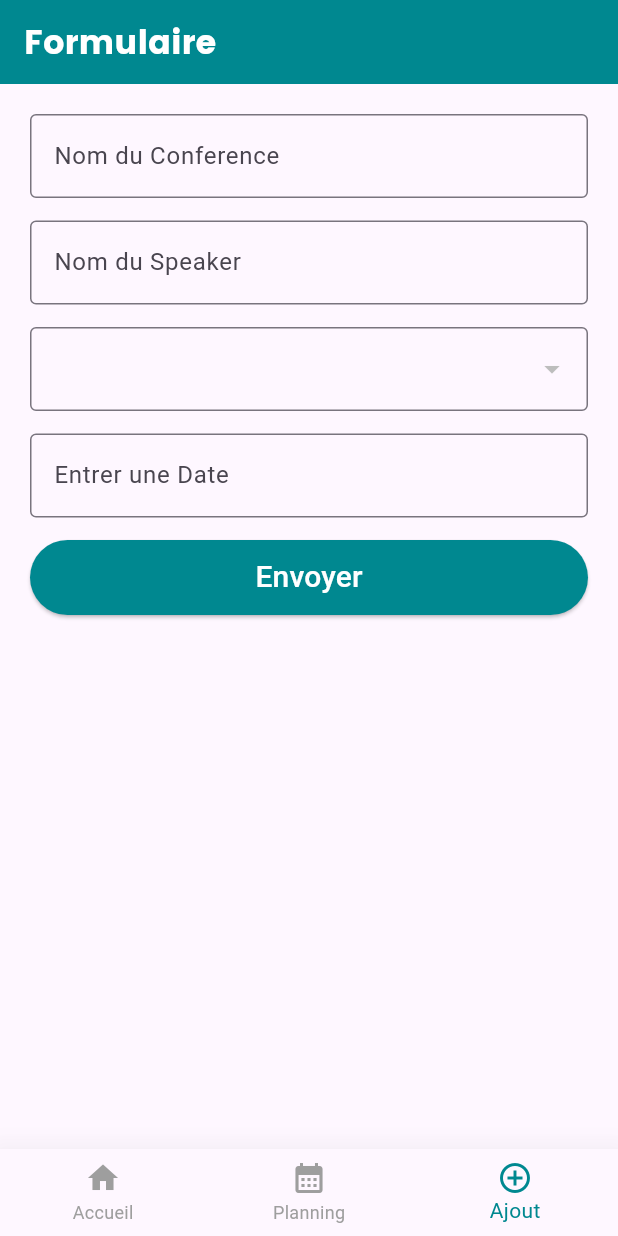
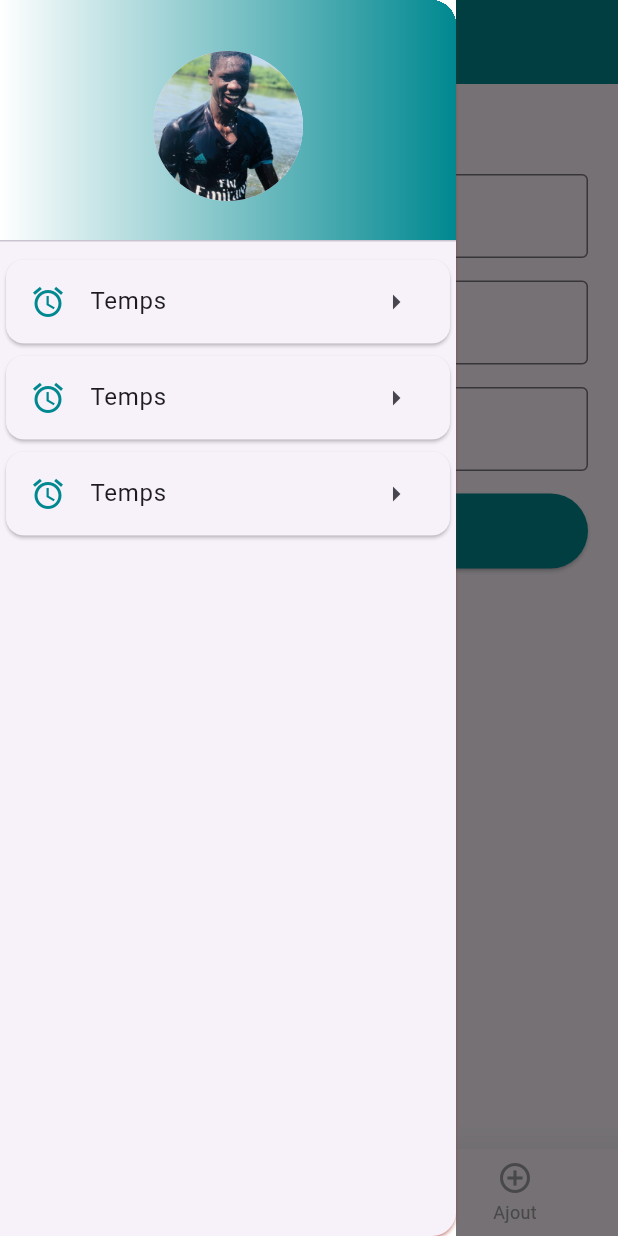
Before and after one commit to elhadji-mamadou-sarr/asynconf, a Flutter app: the screen it shows after launch, item 3 of the bottom bar chosen, with the side drawer open (before the commit the screen has no drawer), on a phone screen of 412 x 824 dp. Run offline on Flutter 3.47's test engine with Material 3 defaults, Android fonts, the phone set to English and light mode, and no system bars; drawn by our look-alikes of date_field; our stand-ins replace cloud_firestore, firebase_core, flutter_svg; accounts and stored records are empty.

```diff
--- a/lib/main.dart
+++ b/lib/main.dart
@@ -1,12 +1,15 @@
 
 import 'package:asynconf/pages/add_event_page.dart';
+import 'package:asynconf/pages/edit_event_page.dart';
 import 'package:asynconf/pages/event_pages.dart';
+import 'package:asynconf/pages/my_scafold.dart';
 import 'package:flutter/material.dart';
 import 'package:asynconf/pages/home_pages.dart';
 import 'package:firebase_core/firebase_core.dart';
 import 'firebase_options.dart';
 
 // ...
+
 
 
 
@@ -42,54 +45,18 @@ class _MyAppState extends State<MyApp> {
   @override
   Widget build(BuildContext context) {
     return MaterialApp(
-      home: Scaffold(
-        appBar: AppBar(
-          title: const [
-            Text("Accueil",
-              style: TextStyle( fontFamily: "Poppins",color: Colors.white),
-            ),
-            Text("Liste des conférences",
-              style: TextStyle( fontFamily: "Poppins",color: Colors.white),
-            ),
-            Text("Formulaire",
-              style: TextStyle( fontFamily: "Poppins",color: Colors.white),
-            )
-          ][_currentIndex],
-          backgroundColor: Color(0xFF008890),
-        ),
+      home: MyScaffold(
+        currentIndex: _currentIndex,
+        setCurrentIndex: (index) {
+          setState(() {
+            _currentIndex = index;
+          });
+        },
         body: [
-            HomePage(),
-            EventPage(),
-            AddEventPage()
+          const HomePage(),
+          const EventPage(),
+          const AddEventPage(),
         ][_currentIndex],
-
-        bottomNavigationBar: BottomNavigationBar(
-          currentIndex: _currentIndex,
-          onTap: (index) => setCurrentIndex(index),
-          selectedItemColor: Color(0xFF008890),
-          type: BottomNavigationBarType.fixed,
-          unselectedItemColor: Colors.grey,
-
-          elevation: 20,  iconSize: 24,
-
-          items: const  [
-            BottomNavigationBarItem(
-              icon:  Icon(Icons.home),
-              label: 'Accueil',
-            ),
-
-            BottomNavigationBarItem(
-              icon:  Icon(Icons.calendar_month),
-              label: 'Planning',
-            ),
-
-            BottomNavigationBarItem(
-              icon:  Icon(Icons.add_circle_outline),
-              label: 'Ajout',
-            ),
-
-          ],
-        ),
       ),
     );
   }
--- a/lib/pages/add_event_page.dart
+++ b/lib/pages/add_event_page.dart
@@ -2,6 +2,8 @@ import 'package:cloud_firestore/cloud_firestore.dart';
 import 'package:date_field/date_field.dart';
 import 'package:firebase_core/firebase_core.dart';
 import 'package:flutter/material.dart';
+
+import 'event_pages.dart';
 
 class AddEventPage extends StatefulWidget {
   const AddEventPage({super.key});
@@ -10,13 +12,14 @@ class AddEventPage extends StatefulWidget {
   State<AddEventPage> createState() => _AddEventPageState();
 }
 
+const List<String> list = <String>['One', 'Two', 'Three', 'Four'];
 class _AddEventPageState extends State<AddEventPage> {
 
   final _formKey = GlobalKey<FormState>();
 
   final confNameController = TextEditingController();
   final speakerNameController = TextEditingController();
-  String selectedConfType = "Show";
+  String selectedConfType = list.first;
   DateTime selectedConfDate = DateTime.now();
 
   @override
@@ -30,11 +33,12 @@ class _AddEventPageState extends State<AddEventPage> {
   @override
   Widget build(BuildContext context) {
     return Container(
-      margin: EdgeInsets.all(20),
+      margin: const EdgeInsets.only(right: 20, left: 20, top: 60),
       child: Form(
           key: _formKey,
           child: Column(
             children: [
+
               TextFormField(
                 decoration: const InputDecoration(
                   labelText: "Nom du Conference",
@@ -68,12 +72,32 @@ class _AddEventPageState extends State<AddEventPage> {
                 },
                 controller: speakerNameController,
               ),
+/*
 
               Container(
                 margin: const EdgeInsets.only(top: 15),
-                child: DropdownButtonFormField<String>(
+                width: double.maxFinite,
+                child: DropdownMenu<String>(
+                  initialSelection: list.first,
+                  onSelected: (String? value) {
+                    setState(() {
+                      selectedConfType = value!;
+                    });
+                    },
+                  dropdownMenuEntries: list.map<DropdownMenuEntry<String>>((String value) {
+                    return DropdownMenuEntry<String>(value: value, label: value);
+                  }).toList(),
+
+                ),
+              ),
+
+
+
+
+
+                DropdownButtonFormField<String>(
                   items: const [
-                   // DropdownMenuItem(child: Text("data"))
+                    //DropdownMenuItem(value: "show;", child: Text("data") )
                   ],
                   value: selectedConfType, // correction ici
                   onChanged: (value) {
@@ -85,7 +109,7 @@ class _AddEventPageState extends State<AddEventPage> {
                     border: OutlineInputBorder(),
                   ),
                 ),
-              ),
+*/
 
               const Padding(padding: EdgeInsets.only(top: 15)),
 
@@ -119,15 +143,19 @@ class _AddEventPageState extends State<AddEventPage> {
                       FocusScope.of(context).requestFocus(FocusNode());
 
                       CollectionReference eventRef = FirebaseFirestore.instance.collection("Events");
-
                       eventRef.add({
                         "speaker": speakerName,
                         "date": selectedConfDate,
                         "subject": confName,
                         "avatar": "ba",
                       });
+                      Navigator.pushReplacement(
+                        context,
+                        MaterialPageRoute(builder: (context) => EventPage()),
+                      );
 
                     }
+
                   },
                   child: Text("Envoyer", style: TextStyle(fontSize: 20, color: Colors.white)),
                   style: const ButtonStyle(
--- a/lib/pages/home_pages.dart
+++ b/lib/pages/home_pages.dart
@@ -25,6 +25,7 @@ class HomePage extends StatelessWidget {
               child: SvgPicture.asset("assets/images/logo.svg"),
             ),
             const SizedBox(height: 1),
+
             const Text("Asynconf 2024",
               style: TextStyle(fontSize: 40, fontFamily: "Poppins"),
             ),
@@ -42,7 +43,7 @@ class HomePage extends StatelessWidget {
                 Navigator.push(
                     context,
                     PageRouteBuilder(
-                        pageBuilder: (_, __, ___) => EventPage()
+                        pageBuilder: (_, __, ___) => const EventPage()
                     )
                 );
               },
--- /dev/null
+++ b/lib/pages/my_drawer.dart
@@ -0,0 +1,62 @@
+import 'package:flutter/material.dart';
+
+
+class MyDrawer extends StatelessWidget {
+  const MyDrawer({super.key});
+
+  @override
+  Widget build(BuildContext context) {
+    return Drawer(
+      shadowColor: Colors.red,
+      child: ListView(
+        children: const [
+
+          DrawerHeader(
+            decoration: BoxDecoration(
+              gradient: LinearGradient(
+                  colors: [Colors.white,  Color(0xFF008890)]
+              )
+            ),
+
+              child: Center(
+
+                child: CircleAvatar(
+                  backgroundImage: AssetImage("assets/images/elhadji.png"),
+                  radius: 50,
+                ),
+              )
+          ),
+
+          Card(
+            child: ListTile(
+              leading: Icon(Icons.access_alarm, color: Color(0xFF008890)),
+              title: Text("Temps"),
+              trailing: Icon(Icons.arrow_right),
+            ),
+
+
+
+          ),
+
+          Card(
+            child: ListTile(
+              leading: Icon(Icons.access_alarm, color: Color(0xFF008890),),
+              title: Text("Temps"),
+              trailing: Icon(Icons.arrow_right),
+            ),
+          ),
+          Card(
+            child: ListTile(
+              leading: Icon(Icons.access_alarm, color: Color(0xFF008890),),
+              title: Text("Temps"),
+              trailing: Icon(Icons.arrow_right),
+            ),
+          ),
+
+        ],
+
+      ),
+    );
+
+  }
+}
--- /dev/null
+++ b/lib/pages/my_scafold.dart
@@ -0,0 +1,86 @@
+
+import 'package:asynconf/pages/my_drawer.dart';
+import 'package:flutter/material.dart';
+import 'package:asynconf/pages/add_event_page.dart';
+import 'package:asynconf/pages/edit_event_page.dart';
+import 'package:asynconf/pages/event_pages.dart';
+import 'package:asynconf/pages/home_pages.dart';
+import 'package:firebase_core/firebase_core.dart';
+
+class MyScaffold extends StatelessWidget {
+  final int currentIndex;
+  final Function(int) setCurrentIndex;
+  final Widget body;
+
+  const MyScaffold({
+    Key? key,
+    required this.currentIndex,
+    required this.setCurrentIndex,
+    required this.body,
+  }) : super(key: key);
+
+  @override
+  Widget build(BuildContext context) {
+    return Scaffold(
+
+      drawer: Container(
+          color: const Color(0xFFFFFFFF),
+          child: const MyDrawer()
+      ),
+
+      appBar: AppBar(
+
+
+        title: [
+          const Text(
+            "Accueil",
+            style: TextStyle(fontFamily: "Poppins", color: Colors.white),
+          ),
+          const Text(
+            "Liste des conférences",
+            style: TextStyle(fontFamily: "Poppins", color: Colors.white),
+          ),
+          const Text(
+            "Formulaire",
+            style: TextStyle(fontFamily: "Poppins", color: Colors.white),
+          ),
+          const Text(
+            "Modifier l'evenement",
+            style: TextStyle(fontFamily: "Poppins", color: Colors.white),
+          ),
+          const Text(
+            "Détail d'un evenement",
+            style: TextStyle(fontFamily: "Poppins", color: Colors.white),
+          ),
+
+        ][currentIndex],
+        backgroundColor: const Color(0xFF008890),
+      ),
+
+      body: body,
+      bottomNavigationBar: BottomNavigationBar(
+       // currentIndex: currentIndex,
+        onTap: setCurrentIndex,
+        selectedItemColor: const Color(0xFF008890),
+        type: BottomNavigationBarType.fixed,
+        unselectedItemColor: Colors.grey,
+        elevation: 20,
+        iconSize: 24,
+        items: const [
+          BottomNavigationBarItem(
+            icon: Icon(Icons.home),
+            label: 'Accueil',
+          ),
+          BottomNavigationBarItem(
+            icon: Icon(Icons.calendar_month),
+            label: 'Planning',
+          ),
+          BottomNavigationBarItem(
+            icon: Icon(Icons.add_circle_outline),
+            label: 'Ajout',
+          ),
+        ],
+      ),
+    );
+  }
+}
```
Also changed, not shown: lib/pages/edit_event_page.dart (added, +170 -0 lines), lib/pages/event_pages.dart (+43 -3 lines), lib/pages/show_event_page.dart (added, +69 -0 lines), 1 other file.
